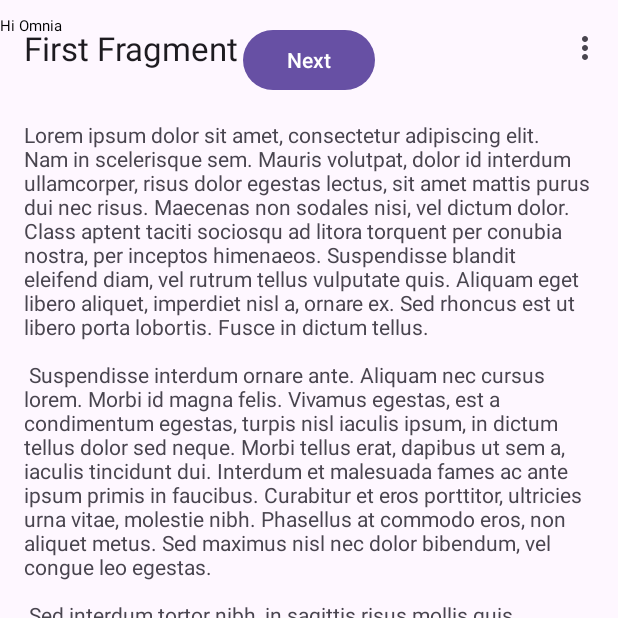
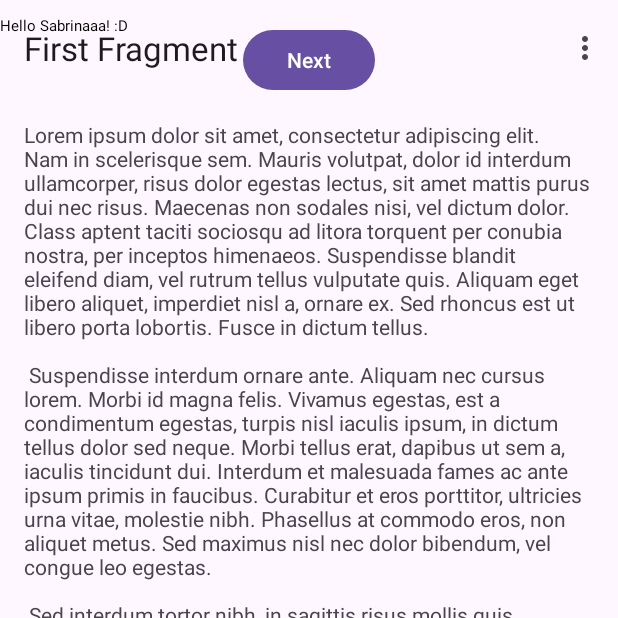
Before and after one commit to OmniaOsama03/HerVoice-Women-Safety-App, an Android app: the screen it shows after launch (MainActivity), on a phone screen of 412 x 824 dp, the top half of it. Run offline under Robolectric (Android 15) with nearby library versions, the phone set to English and light mode, and no system bars; our stand-ins replace navigation-ui.

Commit message:
Update activity_main.xml

```diff
--- a/app/src/main/res/layout/activity_main.xml
+++ b/app/src/main/res/layout/activity_main.xml
@@ -11,7 +11,7 @@
         android:layout_width="wrap_content"
         android:layout_height="wrap_content"
         android:layout_marginTop="10dp"
-        android:text="Hi Omnia"
+        android:text="Hello Sabrinaaa! :D"
         android:textSize="10dp"
         android:textColor="@color/black"/>
 
```
